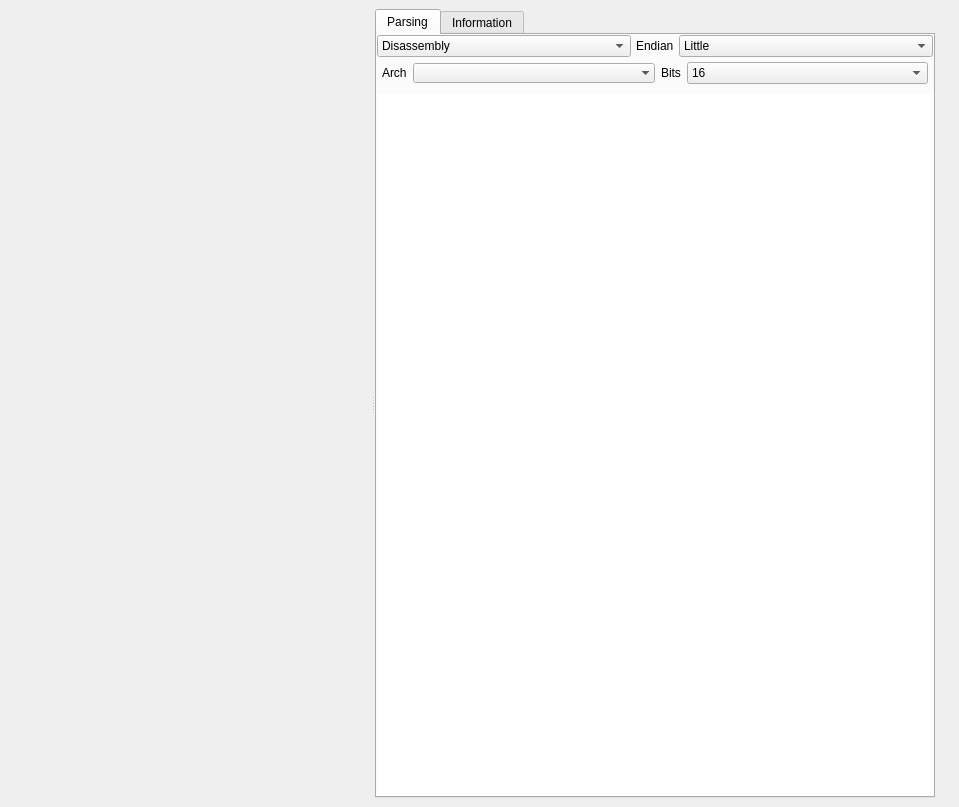
Old version of the form src/widgets/HexdumpWidget.ui in the repository rizinorg/cutter.
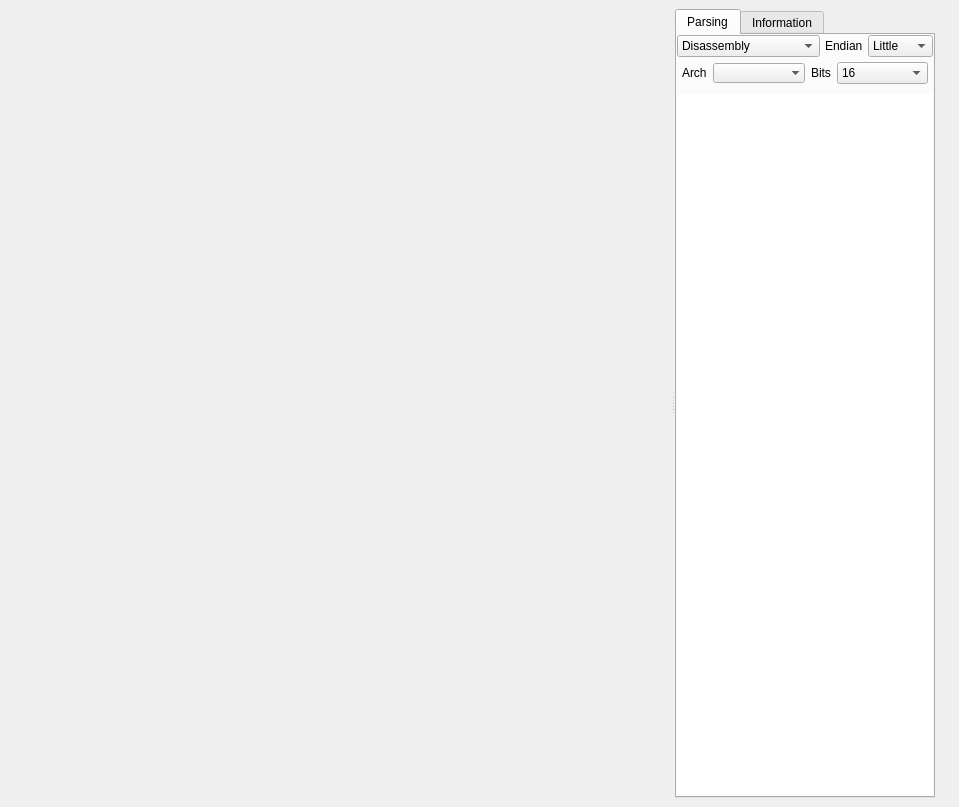
New version of the form. The open tabs and pages were chosen to show the change. Icons and pictures are not drawn. Custom widgets are drawn as their Qt base class.

Commit message: Hide and resize hexdump sidebar with heuristics

Diff of the .ui file:
```diff
--- a/src/widgets/HexdumpWidget.ui
+++ b/src/widgets/HexdumpWidget.ui
@@ -33,6 +33,12 @@
        <enum>Qt::Horizontal</enum>
       </property>
       <widget class="HexWidget" name="hexTextView">
+       <property name="sizePolicy">
+        <sizepolicy hsizetype="Expanding" vsizetype="Expanding">
+         <horstretch>1</horstretch>
+         <verstretch>0</verstretch>
+        </sizepolicy>
+       </property>
        <property name="frameShape">
         <enum>QFrame::NoFrame</enum>
        </property>
```
Left out of the diff: 2 changed lines with no effect on the pictures. The commit also changes 1 other file.
